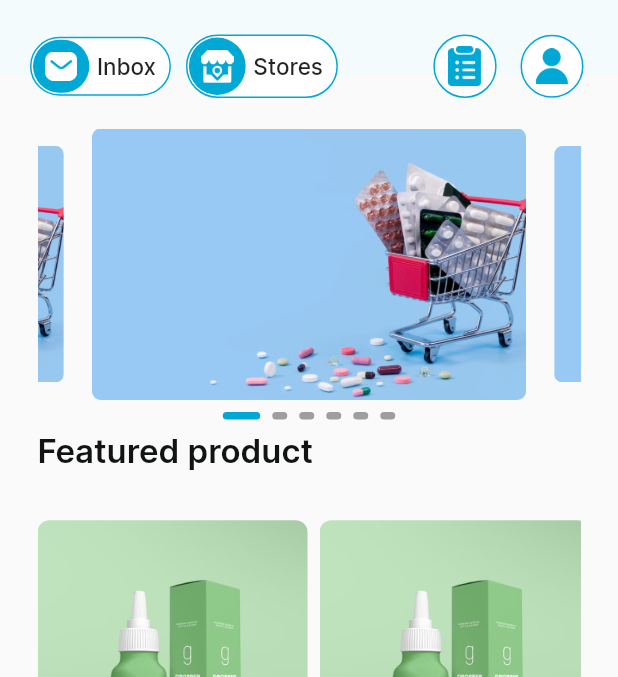
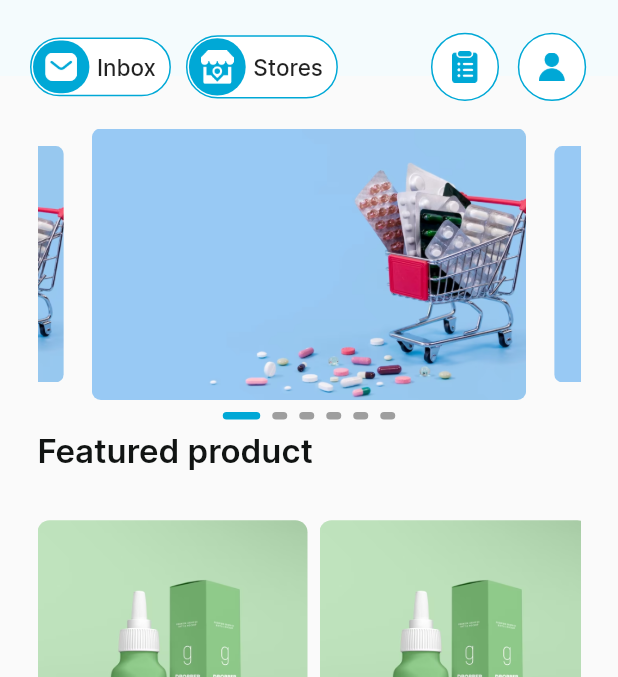
Before and after one commit to thegreenadmin/Mobileflutter, a Flutter app: the HomeScreen screen opened directly, on a phone screen of 412 x 824 dp, the part 149-826 px from its top. Run offline on Flutter 3.47's test engine with Material 2 defaults, Android fonts, the phone set to English and light mode, and no system bars; drawn by our look-alikes of carousel_slider; our stand-ins replace dotted_border, flutter_switch, fluttertoast, get, get_storage, intl_phone_field and 1 more; missing offline and left inert: country_codes, devicelocale; accounts and stored records are empty.

Commit message:
minor changes

```diff
--- a/lib/authentication/login/view/login_screen.dart
+++ b/lib/authentication/login/view/login_screen.dart
@@ -9,7 +9,6 @@ import 'package:flutter/services.dart';
 import 'package:get/get.dart';
 import 'package:intl_phone_field/intl_phone_field.dart';
 import 'package:thegreenmall/authentication/login/controller/login_controller.dart';
-import 'package:thegreenmall/authentication/signup/view/otp_verification_screen.dart';
 import 'package:thegreenmall/utils/app_colors.dart';
 import 'package:thegreenmall/utils/constants.dart';
 import 'package:thegreenmall/utils/custom_button.dart';
@@ -33,7 +32,7 @@ class _LoginScreenState extends State<LoginScreen> {
     debugPrint(
         "selectedRegion----" + loginController.selectedRegion.value.toString());
     String languageCode = Platform.localeName.split('_')[0];
-    String countryCode = Platform.localeName.split('_')[1];
+    //String countryCode = Platform.localeName.split('_')[1];
     await CountryCodes
         .init(); // Optionally, you may provide a `Locale` to get countrie's localizadName
     final Locale? deviceLocale = CountryCodes.getDeviceLocale();
@@ -70,7 +69,7 @@ class _LoginScreenState extends State<LoginScreen> {
                 side: BorderSide(width: 0.0, color: AppColors.blacklight),
                 shape: const CircleBorder(),
               ),
-              child: Icon(
+              child: const Icon(
                 Icons.chevron_left,
                 color: AppColors.black,
               ),
@@ -153,7 +152,6 @@ class _LoginScreenState extends State<LoginScreen> {
                               ),
                             ),
                           ),
-                          initialCountryCode: cL.value.countryCode,
                           onCountryChanged: (value) {
                             loginController.selectedCountryCode.value =
                                 value.dialCode.toString();
--- a/lib/authentication/signup/view/signup_screen.dart
+++ b/lib/authentication/signup/view/signup_screen.dart
@@ -33,7 +33,6 @@ class _SignupScreenState extends State<SignupScreen> {
     debugPrint("selectedRegion----" +
         signupController.selectedRegion.value.toString());
     String languageCode = Platform.localeName.split('_')[0];
-    String countryCode = Platform.localeName.split('_')[1];
     await CountryCodes
         .init(); // Optionally, you may provide a `Locale` to get countrie's localizadName
     final Locale? deviceLocale = CountryCodes.getDeviceLocale();
@@ -343,7 +342,6 @@ class _SignupScreenState extends State<SignupScreen> {
                           ),
                         ),
                       ),
-                      initialCountryCode: cL.value.countryCode,
                       onCountryChanged: (value) {
                         signupController.selectedCountryCode.value =
                             value.dialCode.toString();
--- a/lib/dashboard/home/view/add_new_store_screen.dart
+++ b/lib/dashboard/home/view/add_new_store_screen.dart
@@ -50,7 +50,7 @@ class _AddNewStoreScreenState extends State<AddNewStoreScreen> {
                               ),
                               width10SizedBox,
                               Text(
-                                StringConstants.addStore,
+                                StringConstants.addStoreText,
                                 style: const TextStyle(
                                     fontSize: 22,
                                     color: AppColors.black,
@@ -78,7 +78,7 @@ class _AddNewStoreScreenState extends State<AddNewStoreScreen> {
                   crossAxisAlignment: CrossAxisAlignment.start,
                   children: [
                     Text(
-                      StringConstants.personalDetailText,
+                      StringConstants.storeDetailsText,
                       style: const TextStyle(
                           color: AppColors.black,
                           fontWeight: FontWeight.w600,
--- a/lib/dashboard/home/view/home_screen.dart
+++ b/lib/dashboard/home/view/home_screen.dart
@@ -162,7 +162,7 @@ class _HomeScreenState extends State<HomeScreen> {
                                 Get.to(const HistoryScreen());
                               },
                               constraints: const BoxConstraints(),
-                              padding: const EdgeInsets.all(10.0),
+                              padding: const EdgeInsets.all(14.0),
                               shape: const CircleBorder(
                                 side: BorderSide(
                                     width: 1.0, color: AppColors.primary),
@@ -170,7 +170,7 @@ class _HomeScreenState extends State<HomeScreen> {
                               fillColor: AppColors.white,
                               child: Image.asset(
                                 "assets/union.png",
-                                scale: 1.8,
+                                scale: 2.3,
                               )),
                           width10SizedBox,
                           RawMaterialButton(
@@ -179,7 +179,7 @@ class _HomeScreenState extends State<HomeScreen> {
                                 Get.to(() => const AccountScreen());
                               },
                               constraints: const BoxConstraints(),
-                              padding: const EdgeInsets.all(10.0),
+                              padding: const EdgeInsets.all(14.0),
                               shape: const CircleBorder(
                                 side: BorderSide(
                                     width: 1.0, color: AppColors.primary),
@@ -187,7 +187,7 @@ class _HomeScreenState extends State<HomeScreen> {
                               fillColor: AppColors.white,
                               child: Image.asset(
                                 "assets/user.png",
-                                scale: 2,
+                                scale: 2.5,
                               )),
                         ],
                       )
--- a/lib/dashboard/home/view/search_store_owner_screen.dart
+++ b/lib/dashboard/home/view/search_store_owner_screen.dart
@@ -234,7 +234,7 @@ class _SearchStoreOwnerScreenState extends State<SearchStoreOwnerScreen> {
                 Get.to(const AddNewStoreScreen());
               },
               height: 50,
-              text: StringConstants.addANewStore,
+              text: StringConstants.addANewStoreText,
               textColor: AppColors.primary,
               borderRadius: 12,
               fontWeight: FontWeight.w500,
--- a/lib/utils/constants.dart
+++ b/lib/utils/constants.dart
@@ -24,9 +24,9 @@ class StringConstants {
   static String addToOrderText = "Add to Order";
   static String activeOffersText = "Active Offers";
   static String addOfferText = "Add Offer";
-  static String addANewStore = "Add a new Store";
-  static String addStore = "Add Store";
-
+  static String addANewStoreText = "Add a new Store";
+  static String addStoreText = "Add Store";
+  static String addFundsText = "Add Funds";
   //B
 
   //C
@@ -147,6 +147,7 @@ class StringConstants {
   static String serviceFeesText = "Service fees";
   static String selectLocationText = "Select Location";
   static String storeNameText = "Store Name";
+  static String storeDetailsText = "Store Details";
 
   //T
   static String termsOfServiceText = "Terms of service";
@@ -203,6 +204,7 @@ class AlertStringConstants {
   static String pleaseEnterLastNameText = "Please enter last name";
   static String pleaseEnterEmailText = "Please enter email";
   static String pleaseEnterPhoneText = "Please enter phone number";
+  static String pleaseEnterOtpText = "Please enter Otp";
   static String pleaseEnterValidEmailText = "Please enter valid email";
   static String pleaseEnterGenderText = "Please enter gender";
   static String pleaseEnterAgeText = "Please enter age";
```
Also changed, not shown: lib/authentication/signup/view/otp_verification_screen.dart (+4 -3 lines), lib/dashboard/wallet/view/wallet_screen.dart (+21 -0 lines), assets/addFunds.png (added).
